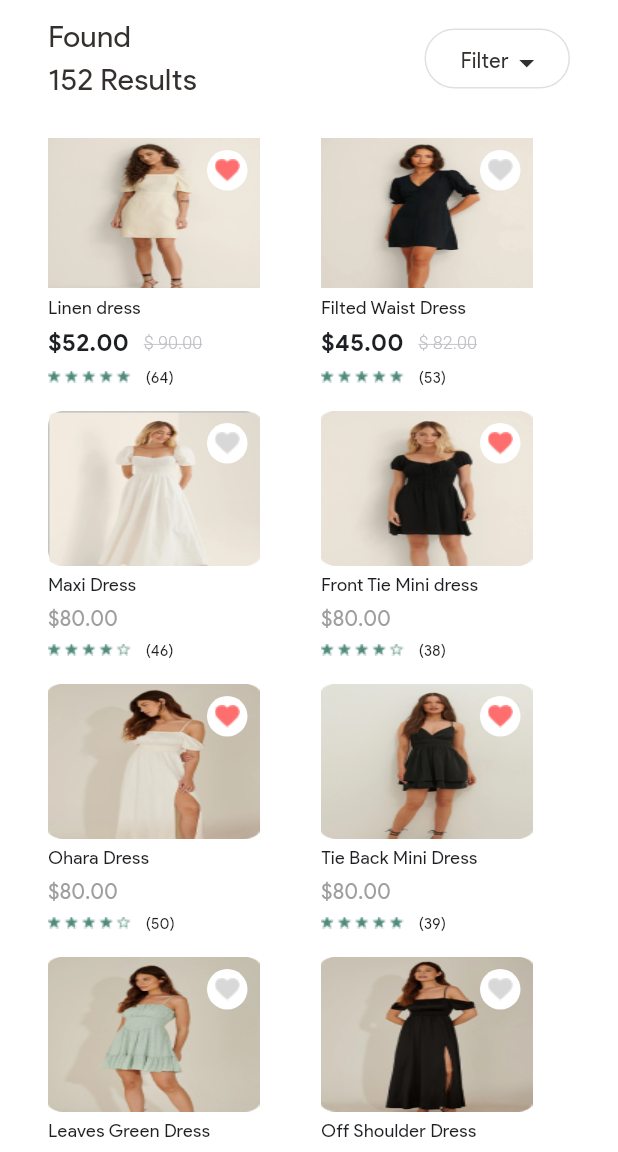
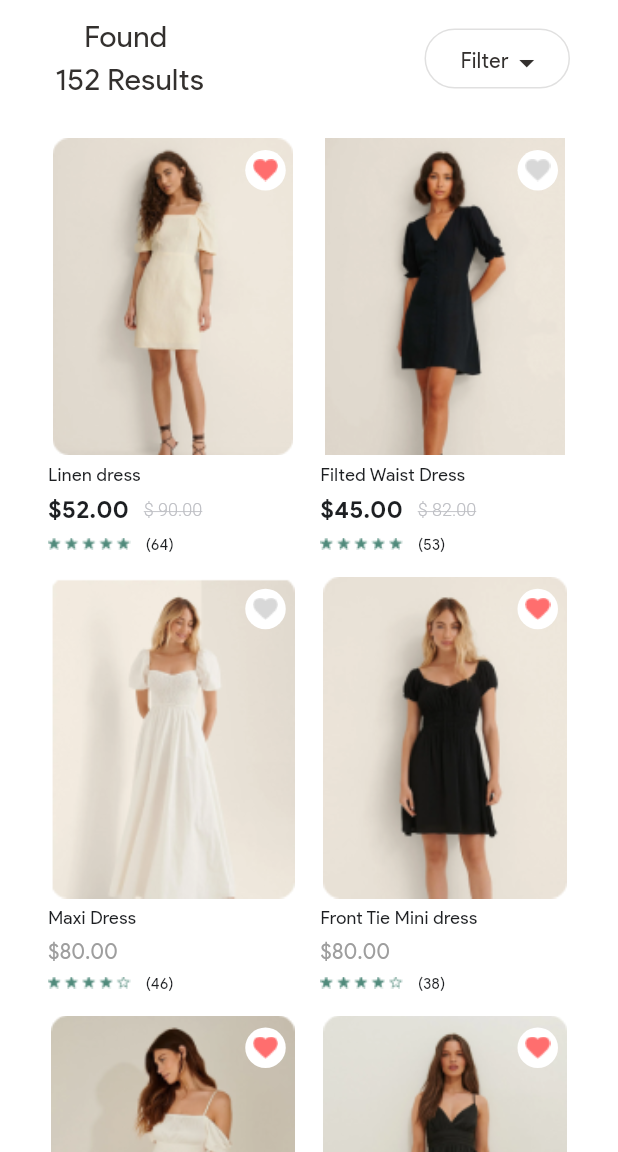
Before and after one commit to NjokiCynthia/gemStore, a Flutter app: the Search screen opened directly, on a phone screen of 412 x 824 dp, the part 84-1236 px from its top. Run offline on Flutter 3.47's test engine with Material 3 defaults, Android fonts, the phone set to English and light mode, and no system bars; our stand-ins replace persistent_bottom_nav_bar.

Commit message:
Edit order and images appearance

```diff
--- a/lib/screens/dashboard/orders/orders.dart
+++ b/lib/screens/dashboard/orders/orders.dart
@@ -90,12 +90,15 @@
                   ),
                 ),
                 const Expanded(
+                  child: Padding(
+                    padding: EdgeInsets.all(10),
                     child: TabBarView(
                       children: [
                         PendingOrders(),
                         DeliveredOrders(),
                         CancelledOrders(),
                       ],
+                    ),
                   ),
                 ),
               ],
--- a/lib/screens/dashboard/search.dart
+++ b/lib/screens/dashboard/search.dart
@@ -12,6 +12,9 @@
 class _SearchState extends State<Search> {
   @override
   Widget build(BuildContext context) {
+
+    double height = MediaQuery.of(context).size.height;
+    double width = MediaQuery.of(context).size.width;
     return Scaffold(
         backgroundColor: const Color.fromRGBO(255, 255, 255, 1.0),
         appBar: AppBar(
@@ -43,11 +46,9 @@
                             crossAxisAlignment: CrossAxisAlignment.start,
                             children: [
                               customTitle1(
-                                  text: 'Found',
+                                  text: 'Found \n 152 Results',
                                   color: const Color.fromRGBO(51, 48, 46, 1.0)),
-                              customTitle1(
-                                  text: '152 Results',
-                                  color: const Color.fromRGBO(51, 48, 46, 1.0)),
+
                             ],
                           ),
                           Container(
@@ -81,11 +82,18 @@
                         child: GridView.builder(
                           shrinkWrap: true,
                           itemCount: FoundProduct.products.length,
-                          gridDelegate:
-                              const SliverGridDelegateWithFixedCrossAxisCount(
+                          // gridDelegate:
+                          //     const SliverGridDelegateWithFixedCrossAxisCount(
+                          //   crossAxisCount: 2,
+                          //   crossAxisSpacing: 10,
+                          //   mainAxisSpacing: 10,
+                          //         childAspectRatio: width / (height / 4)
+                          //     ),
+                          gridDelegate: SliverGridDelegateWithFixedCrossAxisCount(
                               crossAxisCount: 2,
-                            crossAxisSpacing: 16,
-                            mainAxisSpacing: 16,
+                              crossAxisSpacing: 15,
+                              mainAxisSpacing: 15,
+                              childAspectRatio: .6
                           ),
                           itemBuilder: (context, index) {
                             final item =
@@ -94,19 +102,12 @@
                               crossAxisAlignment: CrossAxisAlignment.start,
                               children: [
                                 Expanded(
-                                  child: Container(
-                                    height: 186,
-                                    width: 141,
-                                    decoration: BoxDecoration(
-                                        borderRadius: BorderRadius.circular(10),
-                                        color:
-                                            const Color.fromRGBO(196, 196, 196, 1.0)),
                                   child: Stack(children: [
                                     Image.asset(
                                       item.imagePath,
-                                        width: 142,
-                                        height: 214,
-                                        fit: BoxFit.fill,
+                                      width: double.infinity
+                                      ,
+                                      fit: BoxFit.contain,
                                     ),
                                     Positioned(
                                       top: 8,
@@ -120,7 +121,6 @@
                                           child: Image.asset(item.vector)),
                                     ),
                                   ]),
-                                  ),
                                 ),
                                 const SizedBox(
                                   height: 4,
--- a/lib/screens/models/product_search.dart
+++ b/lib/screens/models/product_search.dart
@@ -15,7 +15,7 @@
   static Map<String, Item> products = {
     "linen": Item(
         name: "Linen dress",
-        imagePath: "assets/images/linen.png",
+        imagePath: "assets/images/linen_dress.png",
         price: "\$52.00",
         vector: 'assets/images/Vector.png'),
     "fitted_waist": Item(
--- a/lib/utilities/product_data.dart
+++ b/lib/utilities/product_data.dart
@@ -24,7 +24,7 @@
     ),
     "sportwear": Product(
       name: "Sportwear Set",
-      imagePath: "assets/images/sportwe.png",
+      imagePath: "assets/images/sportswear.png",
       price: "\$80.00",
     ),
   };
--- a/pubspec.yaml
+++ b/pubspec.yaml
@@ -58,17 +58,18 @@
     - assets/images/autumn.png
     - assets/images/turtle_neck.png
     - assets/images/long_sleeve.png
-    - assets/images/sportwe.png
+    - assets/images/sportswear.png
     - assets/images/hangout.png
     - assets/images/hoodie.png
     - assets/images/cotton.png
     - assets/images/slim.png
     - assets/images/image.png
-    - assets/images/linen.png
+    - assets/images/linen_dress.png
     - assets/images/filted_waist.png
     - assets/images/maxi.png
     - assets/images/front_tie.png
     - assets/images/ohara.png
+    - assets/images/here.png
     - assets/images/tie_back.png
     - assets/images/leaves.png
     - assets/images/off_shoulder.png
```
Also changed, not shown: lib/screens/dashboard/home.dart (+18 -6 lines), lib/screens/dashboard/orders/delivered_orders.dart (+17 -14 lines), assets/images/Vector.svg (added), assets/images/first.png, assets/images/first1.png (added), assets/images/here.png (added), assets/images/sportswear.png, assets/images/sportswearing.png (added), pubspec.lock. Lines whose indentation alone changed are shown as unchanged.
